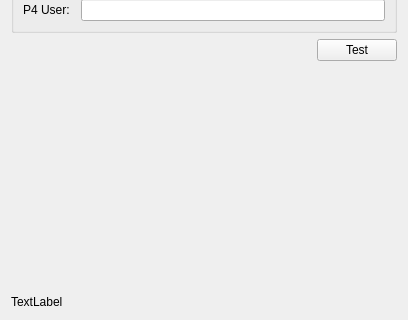
This is src/plugins/perforce/settingspage.ui in qt-creator/qt-creator as Qt 5 draws it before an edit; both pictures show x 0 to 408 and y 143 to 463 of the 408 by 463 pixel window. The edited form follows.
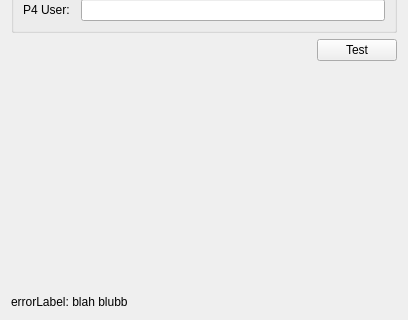
This is the edited form. Custom widgets are drawn as their Qt base class.

Patch:
```diff
--- a/src/plugins/perforce/settingspage.ui
+++ b/src/plugins/perforce/settingspage.ui
@@ -129,7 +129,7 @@
    <item>
     <widget class="QLabel" name="errorLabel">
      <property name="text">
-      <string>TextLabel</string>
+      <string extracomment="Placeholder" notr="true">errorLabel: blah blubb</string>
      </property>
     </widget>
    </item>
```
